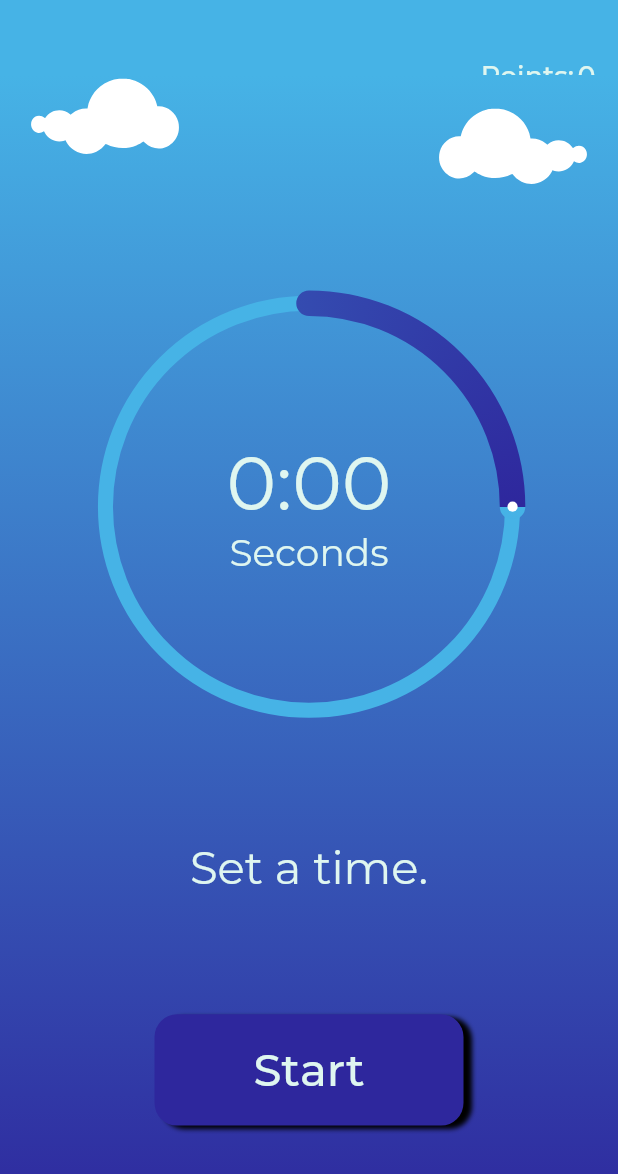
After one commit to chrizyap/4ocus, a Flutter app: the screen it shows after launch, on a phone screen of 412 x 824 dp. The commit adds this screen. Shown: the top 1174 px of the screen. Run offline on Flutter 3.47's test engine with Material 2 defaults, Android fonts, the phone set to English and light mode, and no system bars; drawn by our look-alikes of sleek_circular_slider; our stand-ins replace flutter_local_notifications, flutter_svg, simple_animations; project files that could hold a hidden picture were left out.

Commit message:
-added fade animation

```diff
--- /dev/null
+++ b/lib/Animations/FadeAnimation.dart
@@ -0,0 +1,32 @@
+import 'package:flutter/material.dart';
+import 'package:simple_animations/simple_animations.dart';
+
+class FadeAnimation extends StatelessWidget {
+  final double delay;
+  final Widget child;
+
+  FadeAnimation(this.delay, this.child);
+
+  @override
+  Widget build(BuildContext context) {
+    final tween = MultiTrackTween([
+      Track("opacity")
+          .add(Duration(milliseconds: 500), Tween(begin: 0.0, end: 1.0)),
+      Track("translateY").add(
+          Duration(milliseconds: 500), Tween(begin: 30.0, end: 0.0),
+          curve: Curves.easeOut)
+    ]);
+
+    return ControlledAnimation(
+      delay: Duration(milliseconds: (500 * delay).round()),
+      duration: tween.duration,
+      tween: tween,
+      child: child,
+      builderWithChild: (context, child, animation) => Opacity(
+        opacity: animation["opacity"],
+        child: Transform.translate(
+            offset: Offset(0, animation["translateY"]), child: child),
+      ),
+    );
+  }
+}
--- a/lib/main.dart
+++ b/lib/main.dart
@@ -3,6 +3,8 @@ import 'dart:async';
 import 'package:flutter/material.dart';
 import 'package:sleek_circular_slider/sleek_circular_slider.dart';
 import 'package:flutter_svg/flutter_svg.dart';
+import 'Animations/FadeAnimation.dart';
+
 import 'package:flutter_local_notifications/flutter_local_notifications.dart';
 
 void main() => runApp(App());
@@ -45,7 +47,7 @@ class _MainPageState extends State<MainPage>
   int points = 0;
   int i = 0;
 
-  String get timerString {
+  static String get timerString {
     Duration duration = controller.duration * controller.value;
     return '${duration.inMinutes}:${(duration.inSeconds % 60).toString().padLeft(2, '0')}';
   }
@@ -72,19 +74,6 @@ class _MainPageState extends State<MainPage>
 
     WidgetsBinding.instance.addObserver(this);
   }
-
-  // Future selectNotification(String payload) async {
-  //   if (payload != null) {
-  //     debugPrint('notification payload: ' + payload);
-  //   }
-
-  //   showDialog(
-  //       context: context,
-  //       builder: (_) => AlertDialog(
-  //             title: Text("Your'e not done yet!"),
-  //             content: Text('$payload'),
-  //           ));
-  // }
 
   @override
   void dispose() {
@@ -144,6 +133,9 @@ class _MainPageState extends State<MainPage>
     controller.stop();
     setState(() {
       timerIsRunning = false;
+      controller.duration = Duration(seconds: 0);
+      time = 0;
+      print(controller.duration);
     });
   }
 
@@ -153,12 +145,12 @@ class _MainPageState extends State<MainPage>
       barrierDismissible: false, // user must tap button!
       builder: (BuildContext context) {
         return AlertDialog(
-          title: Text("You're not done yet"),
+          title: Text("You're not done yet!"),
           content: SingleChildScrollView(
             child: ListBody(
               children: <Widget>[
-                Text('Are you sure you want'),
-                Text("You won't get any 4ocus points!"),
+                Text('Are you sure about this?'),
+                Text("You won't get any 4ocus points."),
               ],
             ),
           ),
@@ -166,7 +158,7 @@ class _MainPageState extends State<MainPage>
             FlatButton(
               child: Text(
                 'No',
-                style: TextStyle(color: Colors.red),
+                style: TextStyle(color: Colors.red, fontSize: 15),
               ),
               onPressed: () {
                 Navigator.of(context).pop();
@@ -175,7 +167,7 @@ class _MainPageState extends State<MainPage>
             FlatButton(
               child: Text(
                 'Yes',
-                style: TextStyle(color: Colors.green),
+                style: TextStyle(color: Colors.green, fontSize: 15),
               ),
               onPressed: () {
                 _endTimer();
@@ -250,6 +242,7 @@ class _MainPageState extends State<MainPage>
       return FlatButton(
         onPressed: () {
           _startTimer();
+          print(controller.value);
         },
         child: Container(
           alignment: Alignment.center,
@@ -315,6 +308,8 @@ class _MainPageState extends State<MainPage>
                     colors: [secondaryColor, primaryColor])),
             child: Stack(
               children: <Widget>[
+                FadeAnimation(
+                  1.35,
                   Container(
                     height: MediaQuery.of(context).size.height * 0.85,
                     child: Column(
@@ -323,6 +318,8 @@ class _MainPageState extends State<MainPage>
                         Row(
                           mainAxisAlignment: MainAxisAlignment.spaceBetween,
                           children: <Widget>[
+                            FadeAnimation(
+                              1.35,
                               Container(
                                 padding: EdgeInsets.only(bottom: 20),
                                 margin: EdgeInsets.only(left: 20),
@@ -333,6 +330,9 @@ class _MainPageState extends State<MainPage>
                                   color: Colors.white,
                                 ),
                               ),
+                            ),
+                            FadeAnimation(
+                              1.35,
                               Container(
                                 padding: EdgeInsets.only(top: 20),
                                 margin: EdgeInsets.only(
@@ -343,6 +343,7 @@ class _MainPageState extends State<MainPage>
                                 child: SvgPicture.asset(
                                   "assets/cloud_2.svg",
                                   color: Colors.white,
+                                ),
                               ),
                             ),
                           ],
@@ -367,7 +368,10 @@ class _MainPageState extends State<MainPage>
                               time = (v * 1.21).floor();
                               controller.duration = Duration(seconds: time);
                               controller.value = 1;
-                          } else {}
+                              print(time);
+                            } else {
+                              // Empty space disables the slider
+                            }
                           },
                           innerWidget: (v) {
                             return Center(
@@ -401,7 +405,9 @@ class _MainPageState extends State<MainPage>
                             Container(
                               margin: EdgeInsets.symmetric(vertical: 10),
                               child: Text(
-                              !timerIsRunning ? 'Set a time.' : 'You got this!',
+                                !timerIsRunning
+                                    ? 'Set a time.'
+                                    : 'You got this!',
                                 style: TextStyle(color: txtColor, fontSize: 30),
                               ),
                               // margin: EdgeInsets.only(bottom: 50),
@@ -424,6 +430,7 @@ class _MainPageState extends State<MainPage>
                         // SizedBox(height: 75),
                       ],
                     ),
+                  ),
                 )
               ],
             ),
--- a/pubspec.yaml
+++ b/pubspec.yaml
@@ -22,6 +22,7 @@ dependencies:
   sleek_circular_slider: ^1.1.0
   flutter_svg: ^0.17.3+1
   flutter_local_notifications: ^1.4.0
+  simple_animations: ^1.3.11
 
   # firebase_messaging: ^6.0.13
   # firebase_auth: ^0.15.5+3
```
Also changed, not shown: pubspec.lock. Lines whose indentation alone changed are shown as unchanged.
